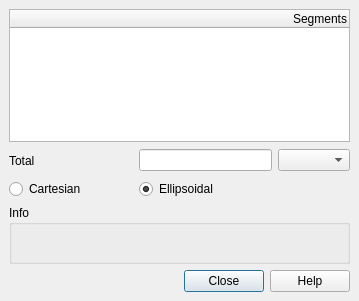
First picture: the form in src/ui/qgsmeasurebase.ui, repository qgis/QGIS, before the edit.
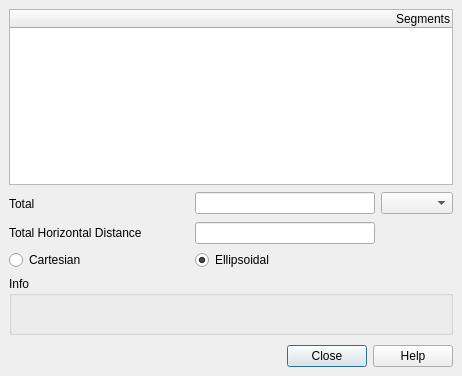
Second picture: the form after the edit. Icons and pictures are not drawn. Custom widgets are drawn as their Qt base class.

Diff of the .ui file:
```diff
--- a/src/ui/qgsmeasurebase.ui
+++ b/src/ui/qgsmeasurebase.ui
@@ -6,8 +6,8 @@
    <rect>
     <x>0</x>
     <y>0</y>
-    <width>359</width>
-    <height>301</height>
+    <width>462</width>
+    <height>376</height>
    </rect>
   </property>
   <property name="baseSize">
@@ -23,7 +23,7 @@
    <iconset>
     <normaloff>.</normaloff>.</iconset>
   </property>
-  <layout class="QGridLayout">
+  <layout class="QGridLayout" name="mGrid">
    <property name="leftMargin">
     <number>9</number>
    </property>
@@ -39,51 +39,6 @@
    <property name="spacing">
     <number>6</number>
    </property>
-   <item row="4" column="0">
-    <widget class="QLabel" name="textLabel2">
-     <property name="text">
-      <string>Total</string>
-     </property>
-     <property name="buddy">
-      <cstring>editTotal</cstring>
-     </property>
-    </widget>
-   </item>
-   <item row="4" column="2">
-    <widget class="QLineEdit" name="editTotal">
-     <property name="font">
-      <font>
-       <weight>75</weight>
-       <bold>true</bold>
-      </font>
-     </property>
-     <property name="alignment">
-      <set>Qt::AlignRight</set>
-     </property>
-     <property name="readOnly">
-      <bool>true</bool>
-     </property>
-    </widget>
-   </item>
-   <item row="4" column="1">
-    <spacer>
-     <property name="orientation">
-      <enum>Qt::Horizontal</enum>
-     </property>
-     <property name="sizeType">
-      <enum>QSizePolicy::Fixed</enum>
-     </property>
-     <property name="sizeHint" stdset="0">
-      <size>
-       <width>41</width>
-       <height>25</height>
-      </size>
-     </property>
-    </spacer>
-   </item>
-   <item row="4" column="3">
-    <widget class="QComboBox" name="mUnitsCombo"/>
-   </item>
    <item row="2" column="0" colspan="4">
     <widget class="QTreeWidget" name="mTable">
      <property name="editTriggers">
@@ -105,14 +60,73 @@
      </column>
     </widget>
    </item>
-   <item row="7" column="0" colspan="4">
-    <widget class="QDialogButtonBox" name="buttonBox">
-     <property name="standardButtons">
-      <set>QDialogButtonBox::Close|QDialogButtonBox::Help</set>
+   <item row="4" column="0">
+    <widget class="QLabel" name="totalDistanceLabel">
+     <property name="text">
+      <string>Total</string>
      </property>
     </widget>
    </item>
-   <item row="6" column="0" colspan="4">
+   <item row="4" column="1">
+    <spacer>
+     <property name="orientation">
+      <enum>Qt::Horizontal</enum>
+     </property>
+     <property name="sizeType">
+      <enum>QSizePolicy::Fixed</enum>
+     </property>
+     <property name="sizeHint" stdset="0">
+      <size>
+       <width>41</width>
+       <height>25</height>
+      </size>
+     </property>
+    </spacer>
+   </item>
+   <item row="6" column="0">
+    <widget class="QLabel" name="totalHorizontalDistanceLabel">
+     <property name="text">
+      <string>Total Horizontal Distance</string>
+     </property>
+    </widget>
+   </item>
+   <item row="6" column="2">
+    <widget class="QLineEdit" name="editHorizontalTotal">
+     <property name="font">
+      <font>
+       <weight>75</weight>
+       <bold>true</bold>
+      </font>
+     </property>
+     <property name="alignment">
+      <set>Qt::AlignRight|Qt::AlignTrailing|Qt::AlignVCenter</set>
+     </property>
+     <property name="readOnly">
+      <bool>true</bool>
+     </property>
+    </widget>
+   </item>
+   <item row="7" column="2">
+    <widget class="QRadioButton" name="mEllipsoidal">
+     <property name="text">
+      <string>Ellipsoidal</string>
+     </property>
+     <property name="checked">
+      <bool>true</bool>
+     </property>
+    </widget>
+   </item>
+   <item row="7" column="0">
+    <widget class="QRadioButton" name="mCartesian">
+     <property name="text">
+      <string>Cartesian</string>
+     </property>
+     <property name="checked">
+      <bool>false</bool>
+     </property>
+    </widget>
+   </item>
+   <item row="9" column="0" colspan="4">
     <widget class="QgsCollapsibleGroupBox" name="groupBox">
      <property name="title">
       <string>Info</string>
@@ -131,26 +145,45 @@
      </layout>
     </widget>
    </item>
-   <item row="5" column="0">
-    <widget class="QRadioButton" name="mCartesian">
-     <property name="text">
-      <string>Cartesian</string>
-     </property>
-     <property name="checked">
-      <bool>false</bool>
+   <item row="4" column="3">
+    <widget class="QComboBox" name="mUnitsCombo"/>
+   </item>
+   <item row="11" column="0" colspan="4">
+    <widget class="QDialogButtonBox" name="buttonBox">
+     <property name="standardButtons">
+      <set>QDialogButtonBox::Close|QDialogButtonBox::Help</set>
      </property>
     </widget>
    </item>
-   <item row="5" column="2">
-    <widget class="QRadioButton" name="mEllipsoidal">
-     <property name="text">
-      <string>Ellipsoidal</string>
+   <item row="4" column="2">
+    <widget class="QLineEdit" name="editTotal">
+     <property name="font">
+      <font>
+       <weight>75</weight>
+       <bold>true</bold>
+      </font>
      </property>
-     <property name="checked">
+     <property name="alignment">
+      <set>Qt::AlignRight</set>
+     </property>
+     <property name="readOnly">
       <bool>true</bool>
      </property>
     </widget>
    </item>
+   <item row="10" column="0" colspan="4">
+    <spacer name="mSpacer">
+     <property name="orientation">
+      <enum>Qt::Vertical</enum>
+     </property>
+     <property name="sizeHint" stdset="0">
+      <size>
+       <width>40</width>
+       <height>20</height>
+      </size>
+     </property>
+    </spacer>
+   </item>
   </layout>
  </widget>
  <layoutdefault spacing="6" margin="11"/>
```
Left out of the diff: 3 changed lines with no effect on the pictures.
